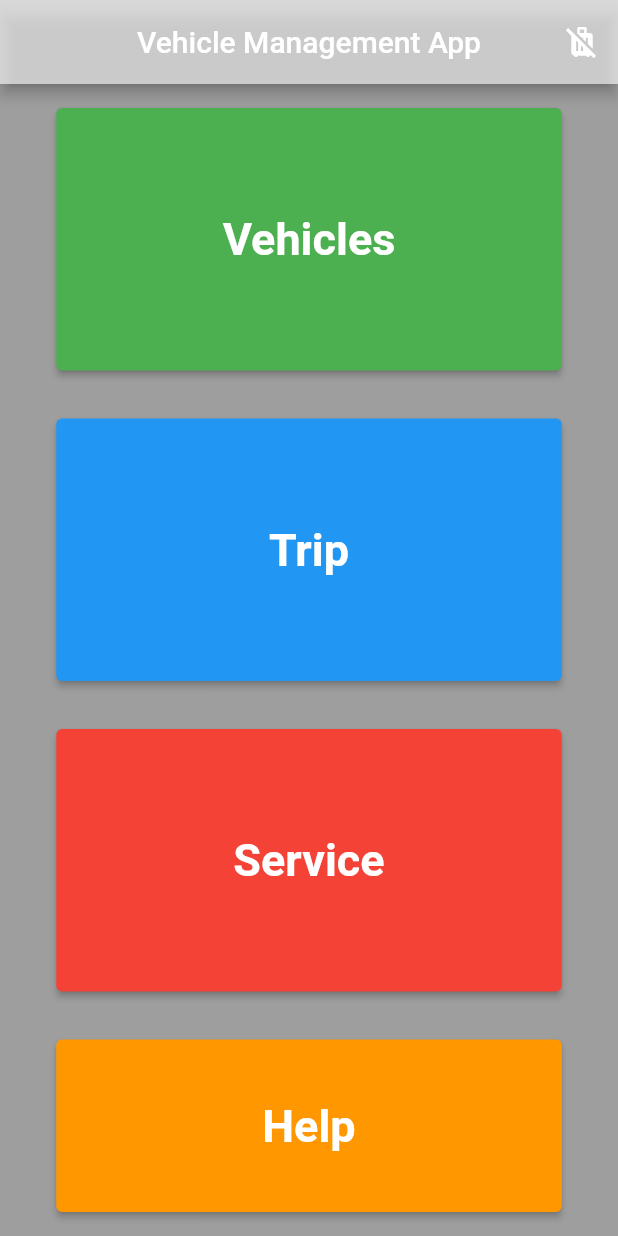
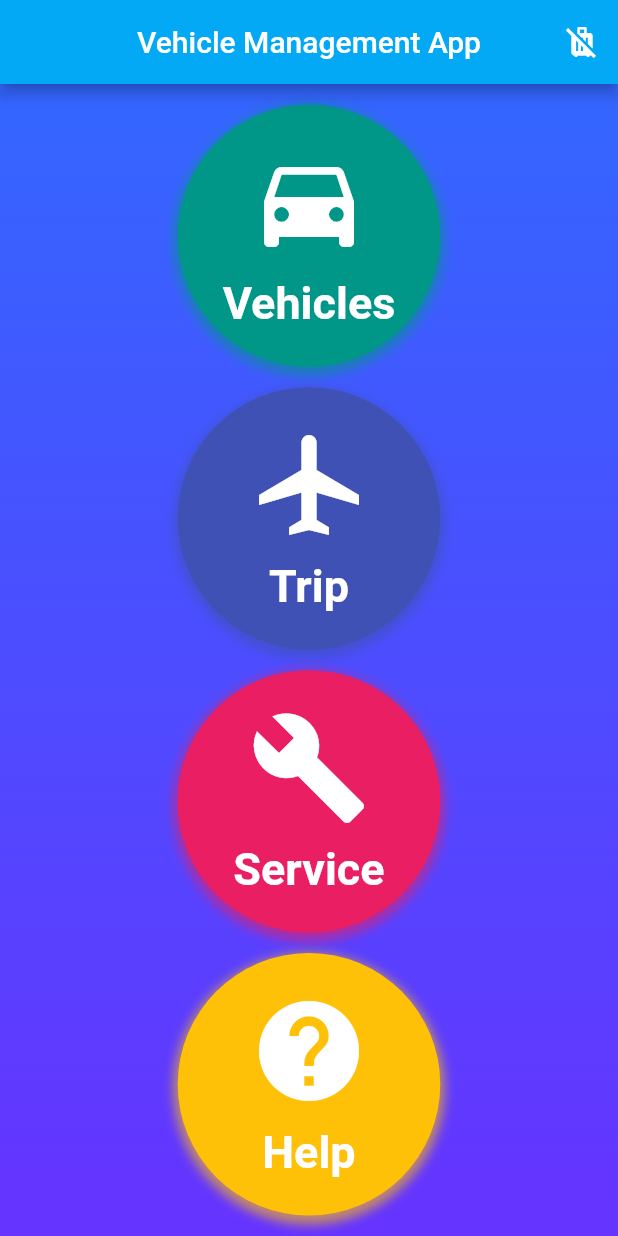
Before and after one commit to CSCI4100U/mobile-group-project-2023-abdul-alam-li-rana, a Flutter app: the screen it shows once a user with an empty profile is signed in, on a phone screen of 412 x 824 dp. Run offline on Flutter 3.47's test engine with Material 2 defaults, Android fonts, the phone set to English and light mode, and no system bars; our stand-ins replace cloud_firestore, firebase_auth, firebase_core, sqflite; accounts and stored records are empty.

Commit message:
Home_page.dart

```diff
--- a/final_project/lib/home_page.dart
+++ b/final_project/lib/home_page.dart
@@ -5,12 +5,11 @@ import 'help_page.dart';
 import 'service_page.dart';
 import 'sidebar.dart';
 import 'package:firebase_auth/firebase_auth.dart';
+
 class HomePage extends StatelessWidget {
   @override
   Widget build(BuildContext context) {
-    double buttonWidth = MediaQuery.of(context).size.width - 75;
-    double buttonHeight = 175.0;
-
+    double buttonSize = 175.0;
     TextStyle buttonTextStyle = TextStyle(
       fontSize: 30.0,
       fontWeight: FontWeight.bold,
@@ -20,82 +19,126 @@ class HomePage extends StatelessWidget {
       appBar: AppBar(
         actions: [
           IconButton(
-              onPressed: () async {
-                await FirebaseAuth.instance.signOut();
-              },
-              icon: Icon(Icons.leave_bags_at_home))
+            onPressed: () async {
+              await FirebaseAuth.instance.signOut();
+            },
+            icon: Icon(Icons.leave_bags_at_home),
+          )
         ],
-        backgroundColor: const Color.fromARGB(160, 255, 255, 255),
+        backgroundColor: Colors.lightBlue,
         title: Text('Vehicle Management App'),
         centerTitle: true,
-        automaticallyImplyLeading: false, // Prevent back arrow
+        automaticallyImplyLeading: false,
       ),
-      backgroundColor: Colors.grey,
-      body: Center(
-        child: Column(
-          mainAxisAlignment: MainAxisAlignment.center,
-          children: [
-            Padding(
-              padding: const EdgeInsets.symmetric(horizontal: 16.0, vertical: 16.0),
-              child: SizedBox(
-                width: buttonWidth,
-                height: buttonHeight,
-                child: ElevatedButton(
-                  onPressed: () {
+      backgroundColor: Colors.transparent, // Make the background transparent
+      body: Stack(
+        children: [
+          _buildGradientBackground(),
+          Center(
+            child: Column(
+              mainAxisAlignment: MainAxisAlignment.spaceEvenly,
+              children: [
+                _buildShadedButton(
+                  buttonSize,
+                  Colors.teal,
+                  Icons.directions_car,
+                  'Vehicles',
+                  buttonTextStyle,
+                      () {
                     Navigator.of(context).push(MaterialPageRoute(builder: (context) => VehicleHomePage()));
                   },
-                  style: ElevatedButton.styleFrom(primary: Colors.green),
-                  child: Text('Vehicles', style: buttonTextStyle),
                 ),
-              ),
-            ),
-            Padding(
-              padding: const EdgeInsets.symmetric(horizontal: 16.0, vertical: 16.0),
-              child: SizedBox(
-                width: buttonWidth,
-                height: buttonHeight,
-                child: ElevatedButton(
-                  onPressed: () {
+                _buildShadedButton(
+                  buttonSize,
+                  Colors.indigo,
+                  Icons.airplanemode_active,
+                  'Trip',
+                  buttonTextStyle,
+                      () {
                     Navigator.of(context).push(MaterialPageRoute(builder: (context) => TripPage()));
                   },
-                  style: ElevatedButton.styleFrom(primary: Colors.blue),
-                  child: Text('Trip', style: buttonTextStyle),
                 ),
-              ),
-            ),
-            Padding(
-              padding: const EdgeInsets.symmetric(horizontal: 16.0, vertical: 16.0),
-              child: SizedBox(
-                width: buttonWidth,
-                height: buttonHeight,
-                child: ElevatedButton(
-                  onPressed: () {
+                _buildShadedButton(
+                  buttonSize,
+                  Colors.pink,
+                  Icons.build,
+                  'Service',
+                  buttonTextStyle,
+                      () {
                     Navigator.of(context).push(MaterialPageRoute(builder: (context) => ServicePage()));
                   },
-                  style: ElevatedButton.styleFrom(primary: Colors.red),
-                  child: Text('Service', style: buttonTextStyle),
                 ),
-              ),
+                _buildShadedButton(
+                  buttonSize,
+                  Colors.amber,
+                  Icons.help,
+                  'Help',
+                  buttonTextStyle,
+                      () {
+                    Navigator.of(context).push(MaterialPageRoute(builder: (context) => HelpPage()));
+                  },
+                ),
+              ],
             ),
-            Expanded(
-              child: Padding(
-                padding: const EdgeInsets.symmetric(horizontal: 16.0, vertical: 16.0),
-                child: SizedBox(
-                  width: buttonWidth,
-                  height: buttonHeight,
-                  child: ElevatedButton(
-                    onPressed: () {
-                      Navigator.of(context).push(MaterialPageRoute(builder: (context) => HelpPage()));
-                    },
-                    style: ElevatedButton.styleFrom(primary: Colors.orange),
-                    child: Text('Help', style: buttonTextStyle),
-                  ),
-                ),
-              ),
-            ),
+          ),
+        ],
+      ),
+    );
+  }
+
+  Widget _buildGradientBackground() {
+    return Container(
+      decoration: BoxDecoration(
+        gradient: LinearGradient(
+          begin: Alignment.topCenter,
+          end: Alignment.bottomCenter,
+          colors: [
+            Color(0xFF3366FF), // Adjust gradient colors as per your preference
+            Color(0xFF6633FF),
           ],
         ),
       ),
     );
   }
+
+  Widget _buildShadedButton(
+      double buttonSize,
+      Color color,
+      IconData iconData,
+      String label,
+      TextStyle textStyle,
+      void Function() onPressed,
+      ) {
+    return Container(
+      width: buttonSize,
+      height: buttonSize,
+      decoration: BoxDecoration(
+        shape: BoxShape.circle,
+        color: color,
+        boxShadow: [
+          BoxShadow(
+            color: color.withOpacity(0.6),
+            spreadRadius: 3,
+            blurRadius: 5,
+            offset: Offset(0, 3),
+          ),
+        ],
+      ),
+      child: Material(
+        color: Colors.transparent,
+        child: InkWell(
+          onTap: onPressed,
+          customBorder: CircleBorder(),
+          child: Column(
+            mainAxisAlignment: MainAxisAlignment.center,
+            children: [
+              Icon(iconData, size: 80, color: Colors.white),
+              SizedBox(height: 10),
+              Text(label, style: textStyle.copyWith(color: Colors.white)),
+            ],
+          ),
+        ),
+      ),
+    );
+  }
 }
```
Also changed, not shown: 6 other files.
